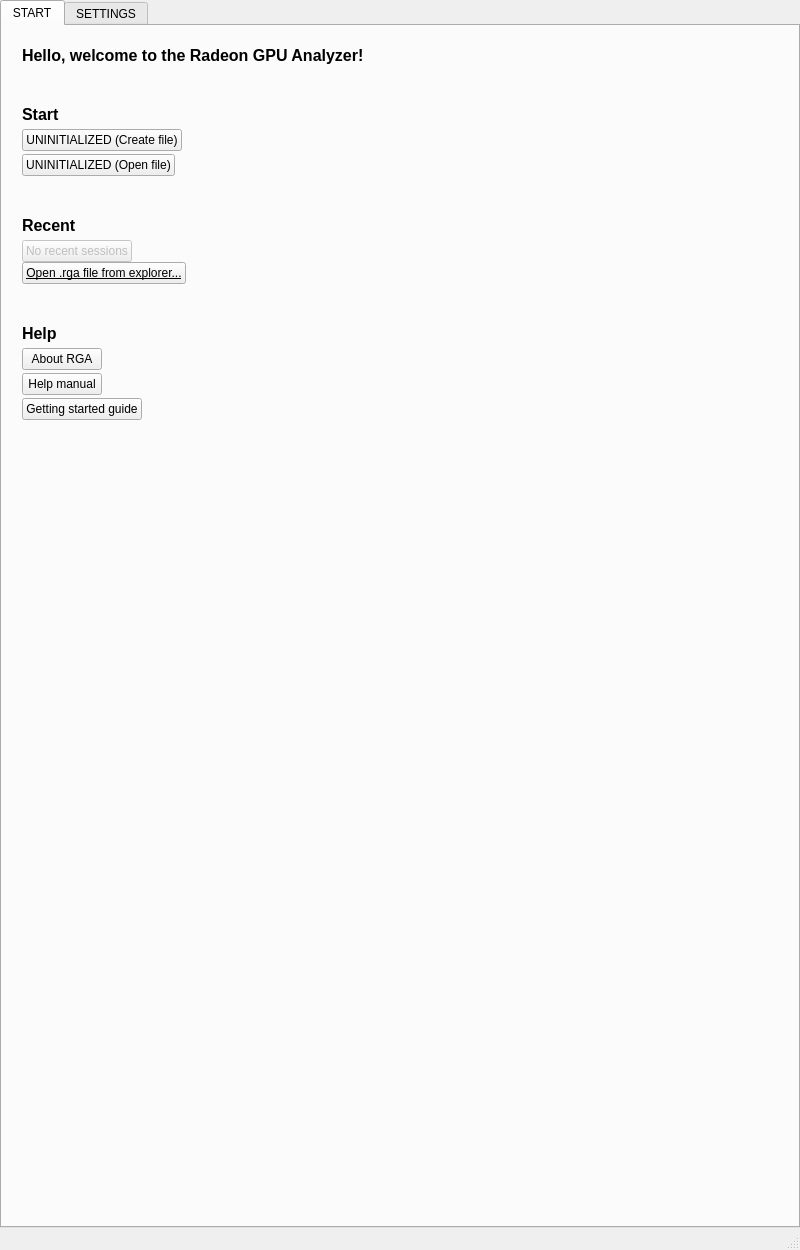
Qt form RadeonGPUAnalyzerGUI/ui/rgMainWindow.ui (GPUOpen-Tools/radeon_gpu_analyzer) before a commit.
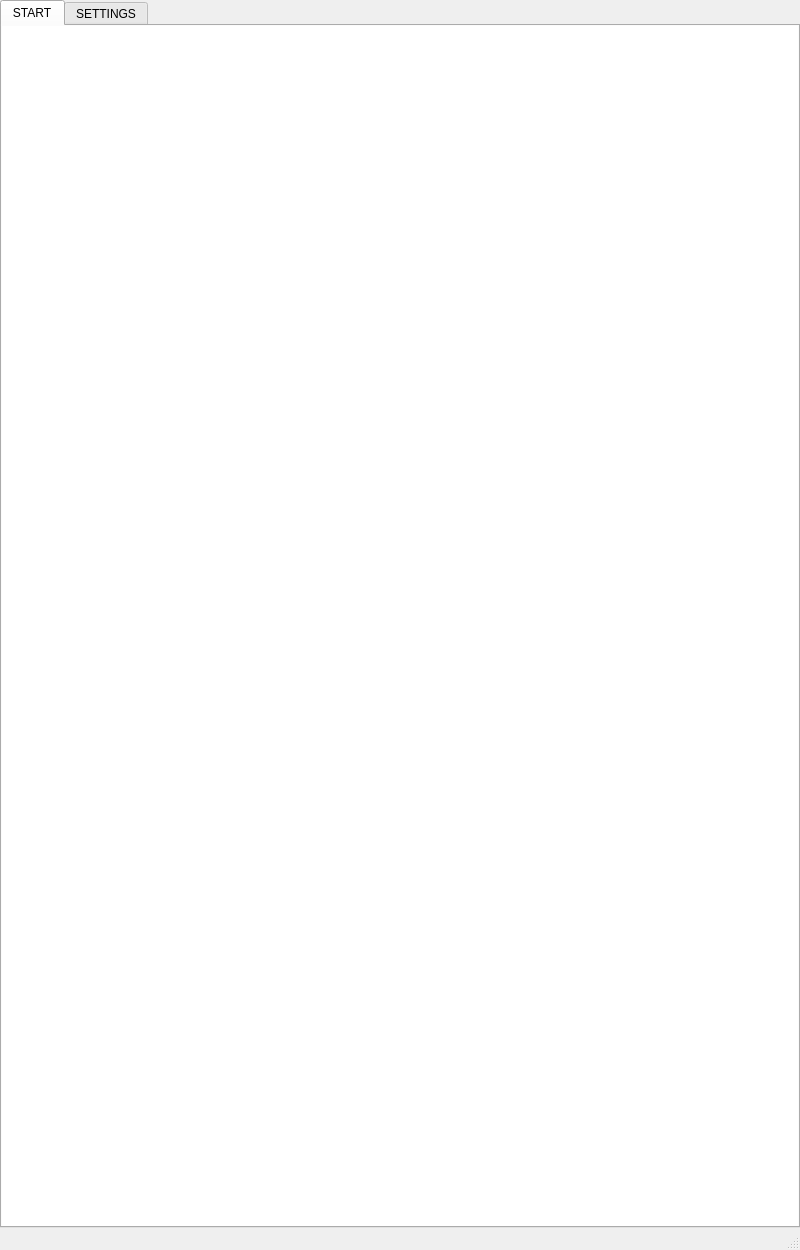
The same form after that commit. Custom widgets are drawn as their Qt base class.

```diff
--- a/RadeonGPUAnalyzerGUI/ui/rgMainWindow.ui
+++ b/RadeonGPUAnalyzerGUI/ui/rgMainWindow.ui
@@ -82,6 +82,9 @@
            <attribute name="title">
             <string>START</string>
            </attribute>
+           <property name="styleSheet">
+           <string notr="true">background-color: rgb(255, 255, 255);</string>
+          </property>
            <layout class="QVBoxLayout" name="verticalLayout_4">
             <property name="spacing">
              <number>0</number>
@@ -98,312 +101,6 @@
             <property name="bottomMargin">
              <number>20</number>
             </property>
-            <item>
-             <layout class="QVBoxLayout" name="verticalLayout8">
-              <property name="spacing">
-               <number>0</number>
-              </property>
-              <item>
-               <widget class="QLabel" name="helloLabel">
-                <property name="sizePolicy">
-                 <sizepolicy hsizetype="Expanding" vsizetype="Preferred">
-                  <horstretch>0</horstretch>
-                  <verstretch>0</verstretch>
-                 </sizepolicy>
-                </property>
-                <property name="font">
-                 <font>
-                  <pointsize>12</pointsize>
-                  <weight>75</weight>
-                  <bold>true</bold>
-                 </font>
-                </property>
-                <property name="text">
-                 <string>Hello, welcome to the Radeon GPU Analyzer!</string>
-                </property>
-               </widget>
-              </item>
-              <item>
-               <spacer name="verticalSpacer_2">
-                <property name="orientation">
-                 <enum>Qt::Vertical</enum>
-                </property>
-                <property name="sizeType">
-                 <enum>QSizePolicy::Fixed</enum>
-                </property>
-                <property name="sizeHint" stdset="0">
-                 <size>
-                  <width>20</width>
-                  <height>40</height>
-                 </size>
-                </property>
-               </spacer>
-              </item>
-              <item>
-               <widget class="QLabel" name="startLabel">
-                <property name="font">
-                 <font>
-                  <pointsize>12</pointsize>
-                  <weight>75</weight>
-                  <bold>true</bold>
-                 </font>
-                </property>
-                <property name="text">
-                 <string>Start</string>
-                </property>
-               </widget>
-              </item>
-              <item>
-               <spacer name="verticalSpacer_5">
-                <property name="orientation">
-                 <enum>Qt::Vertical</enum>
-                </property>
-                <property name="sizeType">
-                 <enum>QSizePolicy::Fixed</enum>
-                </property>
-                <property name="sizeHint" stdset="0">
-                 <size>
-                  <width>20</width>
-                  <height>5</height>
-                 </size>
-                </property>
-               </spacer>
-              </item>
-              <item>
-               <layout class="QVBoxLayout" name="startLinkLayout">
-                <property name="spacing">
-                 <number>3</number>
-                </property>
-                <property name="leftMargin">
-                 <number>0</number>
-                </property>
-                <property name="topMargin">
-                 <number>0</number>
-                </property>
-                <property name="rightMargin">
-                 <number>0</number>
-                </property>
-                <property name="bottomMargin">
-                 <number>0</number>
-                </property>
-                <item alignment="Qt::AlignLeft">
-                 <widget class="QPushButton" name="newFilePushButton">
-                  <property name="text">
-                   <string>UNINITIALIZED (Create file)</string>
-                  </property>
-                 </widget>
-                </item>
-                <item alignment="Qt::AlignLeft">
-                 <widget class="QPushButton" name="existingFilePushButton">
-                  <property name="text">
-                   <string>UNINITIALIZED (Open file)</string>
-                  </property>
-                 </widget>
-                </item>
-               </layout>
-              </item>
-              <item>
-               <spacer name="verticalSpacer_3">
-                <property name="orientation">
-                 <enum>Qt::Vertical</enum>
-                </property>
-                <property name="sizeType">
-                 <enum>QSizePolicy::Fixed</enum>
-                </property>
-                <property name="sizeHint" stdset="0">
-                 <size>
-                  <width>20</width>
-                  <height>40</height>
-                 </size>
-                </property>
-               </spacer>
-              </item>
-              <item>
-               <widget class="QLabel" name="recentLabel">
-                <property name="font">
-                 <font>
-                  <pointsize>12</pointsize>
-                  <weight>75</weight>
-                  <bold>true</bold>
-                 </font>
-                </property>
-                <property name="text">
-                 <string>Recent</string>
-                </property>
-               </widget>
-              </item>
-              <item>
-               <spacer name="verticalSpacer_6">
-                <property name="orientation">
-                 <enum>Qt::Vertical</enum>
-                </property>
-                <property name="sizeType">
-                 <enum>QSizePolicy::Fixed</enum>
-                </property>
-                <property name="sizeHint" stdset="0">
-                 <size>
-                  <width>20</width>
-                  <height>5</height>
-                 </size>
-                </property>
-               </spacer>
-              </item>
-              <item alignment="Qt::AlignLeft">
-               <widget class="QWidget" name="recentProgramsWrapper" native="true">
-                <property name="minimumSize">
-                 <size>
-                  <width>0</width>
-                  <height>100</height>
-                 </size>
-                </property>
-                <layout class="QVBoxLayout" name="verticalLayout">
-                 <property name="spacing">
-                  <number>3</number>
-                 </property>
-                 <property name="sizeConstraint">
-                  <enum>QLayout::SetFixedSize</enum>
-                 </property>
-                 <property name="leftMargin">
-                  <number>0</number>
-                 </property>
-                 <property name="topMargin">
-                  <number>0</number>
-                 </property>
-                 <property name="rightMargin">
-                  <number>0</number>
-                 </property>
-                 <property name="bottomMargin">
-                  <number>0</number>
-                 </property>
-                </layout>
-               </widget>
-              </item>
-              <item alignment="Qt::AlignLeft">
-               <widget class="QPushButton" name="noRecentSessionsDummyPushButton">
-                <property name="enabled">
-                 <bool>false</bool>
-                </property>
-                <property name="text">
-                 <string>No recent sessions</string>
-                </property>
-               </widget>
-              </item>
-              <item alignment="Qt::AlignLeft">
-               <widget class="QPushButton" name="recentProjectsOtherPushButton">
-                <property name="enabled">
-                 <bool>true</bool>
-                </property>
-                <property name="font">
-                 <font>
-                  <underline>true</underline>
-                 </font>
-                </property>
-                <property name="text">
-                 <string>Open .rga file from explorer...</string>
-                </property>
-               </widget>
-              </item>
-              <item>
-               <spacer name="verticalSpacer_4">
-                <property name="orientation">
-                 <enum>Qt::Vertical</enum>
-                </property>
-                <property name="sizeType">
-                 <enum>QSizePolicy::Fixed</enum>
-                </property>
-                <property name="sizeHint" stdset="0">
-                 <size>
-                  <width>20</width>
-                  <height>40</height>
-                 </size>
-                </property>
-               </spacer>
-              </item>
-              <item>
-               <widget class="QLabel" name="helpLabel">
-                <property name="font">
-                 <font>
-                  <pointsize>12</pointsize>
-                  <weight>75</weight>
-                  <bold>true</bold>
-                 </font>
-                </property>
-                <property name="text">
-                 <string>Help</string>
-                </property>
-               </widget>
-              </item>
-              <item>
-               <spacer name="verticalSpacer_7">
-                <property name="orientation">
-                 <enum>Qt::Vertical</enum>
-                </property>
-                <property name="sizeType">
-                 <enum>QSizePolicy::Fixed</enum>
-                </property>
-                <property name="sizeHint" stdset="0">
-                 <size>
-                  <width>20</width>
-                  <height>5</height>
-                 </size>
-                </property>
-               </spacer>
-              </item>
-              <item>
-               <layout class="QVBoxLayout" name="helpLinkLayout">
-                <property name="spacing">
-                 <number>3</number>
-                </property>
-                <property name="leftMargin">
-                 <number>0</number>
-                </property>
-                <property name="topMargin">
-                 <number>0</number>
-                </property>
-                <property name="rightMargin">
-                 <number>0</number>
-                </property>
-                <property name="bottomMargin">
-                 <number>0</number>
-                </property>
-                <item alignment="Qt::AlignLeft">
-                 <widget class="QPushButton" name="aboutRGAPushButton">
-                  <property name="text">
-                   <string>About RGA</string>
-                  </property>
-                 </widget>
-                </item>
-                <item alignment="Qt::AlignLeft">
-                 <widget class="QPushButton" name="helpManualPushButton">
-                  <property name="text">
-                   <string>Help manual</string>
-                  </property>
-                 </widget>
-                </item>
-                <item alignment="Qt::AlignLeft">
-                 <widget class="QPushButton" name="gettingStartedPushButton">
-                  <property name="text">
-                   <string>Getting started guide</string>
-                  </property>
-                 </widget>
-                </item>
-               </layout>
-              </item>
-              <item>
-               <spacer name="verticalSpacer">
-                <property name="orientation">
-                 <enum>Qt::Vertical</enum>
-                </property>
-                <property name="sizeHint" stdset="0">
-                 <size>
-                  <width>20</width>
-                  <height>40</height>
-                 </size>
-                </property>
-               </spacer>
-              </item>
-             </layout>
-            </item>
            </layout>
           </widget>
           <widget class="QWidget" name="settingsTab">
```
Left out of the diff: 128 changed lines with no effect on the pictures.
